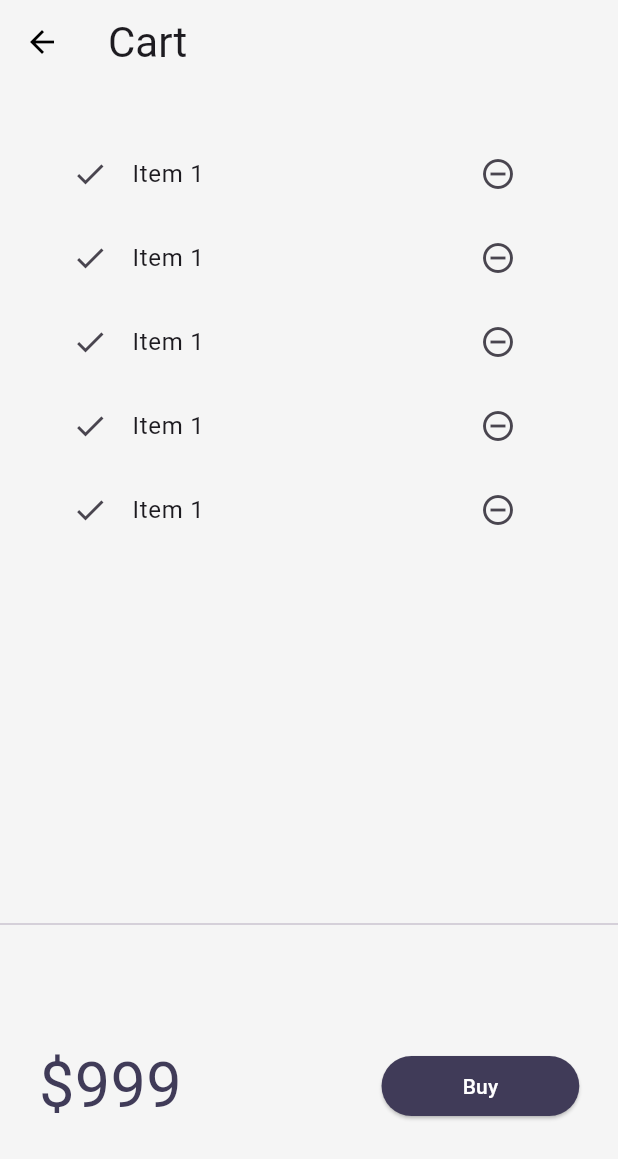
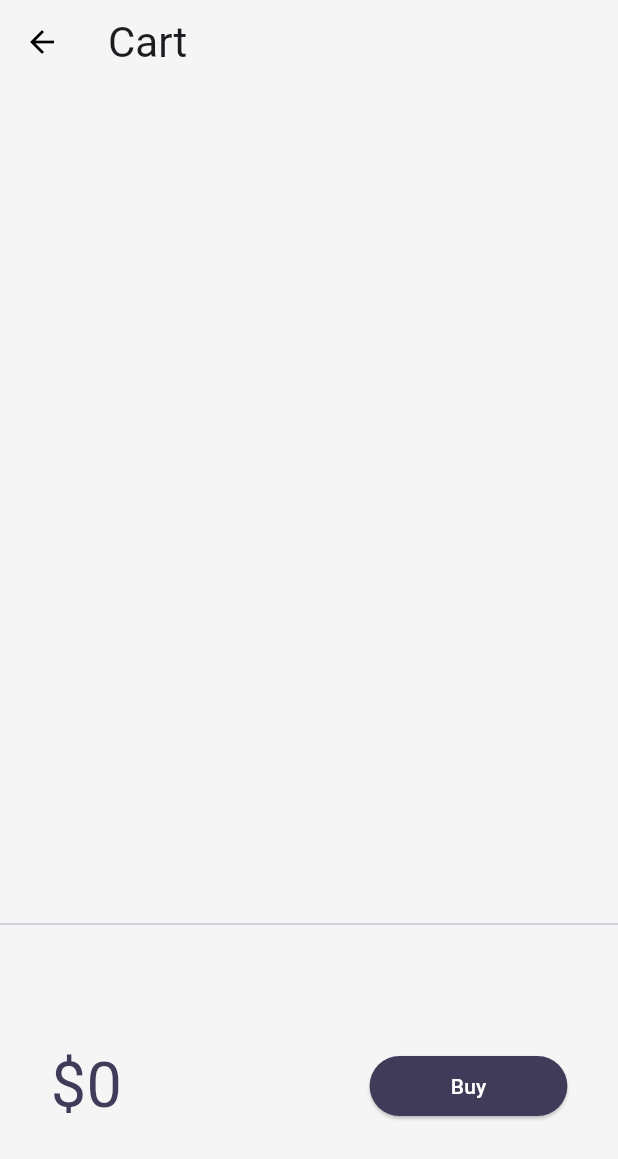
Before and after one commit to Mahajidalam/30DaysOfFlutter, a Flutter app: the screen it shows after launch, after a tap on an icon or button, on a phone screen of 412 x 824 dp. Shown: the top 1159 px of the screen. Run offline on Flutter 3.47's test engine with Material 3 defaults, Android fonts, the phone set to English and light mode, and no system bars; our stand-ins replace google_fonts, velocity_x; network calls fail.

Commit message:
day 24 completed.

```diff
--- a/lib/models/cart.dart
+++ b/lib/models/cart.dart
@@ -1,6 +1,14 @@
+import 'package:flutter/foundation.dart';
 import 'package:flutter_catalog/models/catelog.dart';
 
 class CartModel {
+
+  static final cartModel = CartModel._internal();
+
+  CartModel._internal();
+
+  factory CartModel() => cartModel;
+
   // Catelog field
   late CatelogModel _catelog;
 
--- a/lib/models/catelog.dart
+++ b/lib/models/catelog.dart
@@ -37,6 +37,12 @@ class Item {
 }
 
 class CatelogModel {
+    static final cartModel = CatelogModel._internal();
+
+  CatelogModel._internal();
+
+  factory CatelogModel() => cartModel;
+
   static List<Item> items = [];
   //  = [
   //   Item(
--- a/lib/pages/cart_page.dart
+++ b/lib/pages/cart_page.dart
@@ -1,4 +1,5 @@
 import 'package:flutter/material.dart';
+import 'package:flutter_catalog/models/cart.dart';
 import 'package:flutter_catalog/widgets/themes.dart';
 import 'package:velocity_x/velocity_x.dart';
 
@@ -25,12 +26,14 @@ class _CartTotal extends StatelessWidget {
 
   @override
   Widget build(BuildContext context) {
+  final _cart = CartModel();
+
     return SizedBox(
       height: 200,
       child: Row(
         mainAxisAlignment: MainAxisAlignment.spaceAround,
         children: [
-          "\$999".text.xl5
+          "\$${_cart.totalPrice}".text.xl5
               .color(context.theme.appBarTheme.surfaceTintColor)
               .make(),
           30.widthBox,
@@ -57,14 +60,15 @@ class _CartList extends StatefulWidget {
 }
 
 class _CartListState extends State<_CartList> {
+  final _cart = CartModel();
   @override
   Widget build(BuildContext context) {
     return ListView.builder(
-      itemCount: 5,
+      itemCount: _cart.items.length,
       itemBuilder: (context, index) => ListTile(
         leading: Icon(Icons.done),
         trailing: IconButton(onPressed: (){}, icon: Icon(Icons.remove_circle_outline)),
-        title: "Item 1".text.make(),
+        title: _cart.items[index].name.text.make(),
       )
     );
   }
--- a/lib/widgets/home_widget/catelog_list.dart
+++ b/lib/widgets/home_widget/catelog_list.dart
@@ -1,4 +1,5 @@
 import 'package:flutter/material.dart';
+import 'package:flutter_catalog/models/cart.dart';
 import 'package:flutter_catalog/models/catelog.dart';
 import 'package:flutter_catalog/pages/home_detail_page.dart';
 import 'package:flutter_catalog/widgets/home_widget/catelog_image.dart';
@@ -43,14 +44,16 @@ class CatalogItem extends StatelessWidget {
         children: [
           Hero(
             tag: Key(catelog.id.toString()),
-            child: CatelogImage(image: catelog.image)
+            child: CatelogImage(image: catelog.image),
           ),
           Expanded(
             child: Column(
               crossAxisAlignment: CrossAxisAlignment.start,
               mainAxisAlignment: MainAxisAlignment.center,
               children: [
-                catelog.name.text.bold.lg.color(context.theme.appBarTheme.surfaceTintColor).make(),
+                catelog.name.text.bold.lg
+                    .color(context.theme.appBarTheme.surfaceTintColor)
+                    .make(),
                 catelog.desc.text.textStyle(context.captionStyle).make(),
                 10.heightBox,
                 ButtonBar(
@@ -58,19 +61,7 @@ class CatalogItem extends StatelessWidget {
                   buttonPadding: EdgeInsets.zero,
                   children: [
                     "\$${catelog.price}".text.bold.xl.make(),
-                    ElevatedButton(
-                      onPressed: () {},
-                      style: ButtonStyle(
-                        backgroundColor: WidgetStateProperty.all(
-                          context.theme.appBarTheme.foregroundColor,
-                        ),
-                        foregroundColor: WidgetStateProperty.all(
-                          MyTheme.creamColor,
-                        ),
-                        shape: WidgetStateProperty.all(StadiumBorder()),
-                      ),
-                      child: "Add to Cart".text.make(),
-                    ),
+                    _AddToCart(catelog: catelog,),
                   ],
                 ).pOnly(right: 8.0),
               ],
@@ -81,3 +72,40 @@ class CatalogItem extends StatelessWidget {
     ).color(context.cardColor).rounded.square(150).make().py16();
   }
 }
+
+class _AddToCart extends StatefulWidget {
+  final Item catelog;
+  const _AddToCart({super.key, required this.catelog});
+
+  @override
+  State<_AddToCart> createState() => __AddToCartState();
+}
+
+class __AddToCartState extends State<_AddToCart> {
+  bool isAdded = false;
+
+
+  @override
+  Widget build(BuildContext context) {
+    return ElevatedButton(
+      onPressed: () {
+        isAdded = isAdded.toggle();
+        final _catelog = CatelogModel();
+        final _cart = CartModel();
+        _cart.catelog = _catelog;
+        _cart.add(widget.catelog);
+        setState(() {
+
+        });
+      },
+      style: ButtonStyle(
+        backgroundColor: WidgetStateProperty.all(
+          context.theme.appBarTheme.foregroundColor,
+        ),
+        foregroundColor: WidgetStateProperty.all(MyTheme.creamColor),
+        shape: WidgetStateProperty.all(StadiumBorder()),
+      ),
+      child: isAdded ? Icon(Icons.done) : "Add to Cart".text.make(),
+    );
+  }
+}
```
